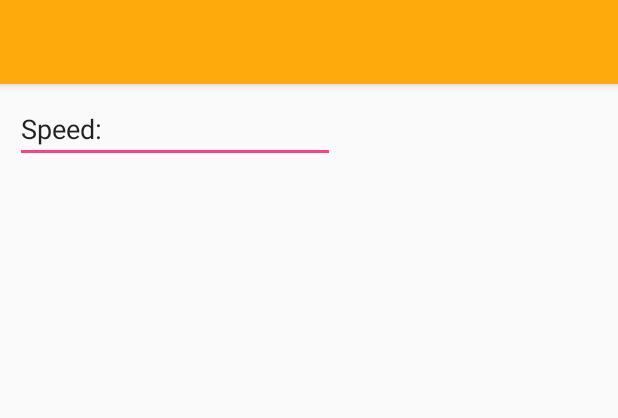
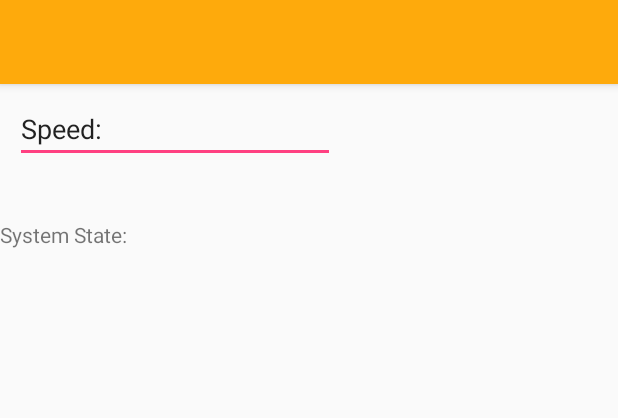
Before and after one commit to MDMPDevelopment/SEB-SmartBike, an Android app: the layout activity_state.xml on its own in the app's theme, with its tools: preview values and no code run, on a phone screen of 412 x 824 dp. Shown: the top 418 px of the screen. Run offline under Robolectric (Android 15) with nearby library versions, the phone set to English and light mode, and no system bars.

```diff
--- a/Android/SEBapp/app/src/main/java/com/example/benearle/sebapp/MainActivity.java
+++ b/Android/SEBapp/app/src/main/java/com/example/benearle/sebapp/MainActivity.java
@@ -5,10 +5,9 @@ import android.support.v7.app.AppCompatActivity;
 import android.os.Bundle;
 import android.widget.*;
 import android.view.*;
-import java.net.*;
 
 public class MainActivity extends AppCompatActivity {
-    public final static String ip = "192.168.0.31";
+    public final static String ip = "10.0.0.13";
     public final static int port = 13375;
     @Override
     protected void onCreate(Bundle savedInstanceState) {
--- a/Android/SEBapp/app/src/main/res/layout/activity_settings.xml
+++ b/Android/SEBapp/app/src/main/res/layout/activity_settings.xml
@@ -9,8 +9,8 @@
     <RelativeLayout
         android:layout_width="368dp"
         android:layout_height="495dp"
-        tools:layout_editor_absoluteX="7dp"
-        tools:layout_editor_absoluteY="4dp">
+        tools:layout_editor_absoluteX="8dp"
+        tools:layout_editor_absoluteY="8dp">
 
         <Button
             android:id="@+id/button8"
--- a/Android/SEBapp/app/src/main/res/layout/activity_state.xml
+++ b/Android/SEBapp/app/src/main/res/layout/activity_state.xml
@@ -49,6 +49,15 @@
             android:inputType="textPersonName"
             android:text="Speed:" />
 
+        <TextView
+            android:id="@+id/textView3"
+            android:layout_width="match_parent"
+            android:layout_height="wrap_content"
+            android:layout_marginTop="38dp"
+            android:text="System State: "
+            android:layout_below="@+id/speedView"
+            android:layout_alignParentStart="true" />
+
     </RelativeLayout>
 
 </android.support.design.widget.CoordinatorLayout>
```
Also changed, not shown: Android/SEBapp/app/src/main/java/com/example/benearle/sebapp/StateActivity.java (+54 -14 lines).
